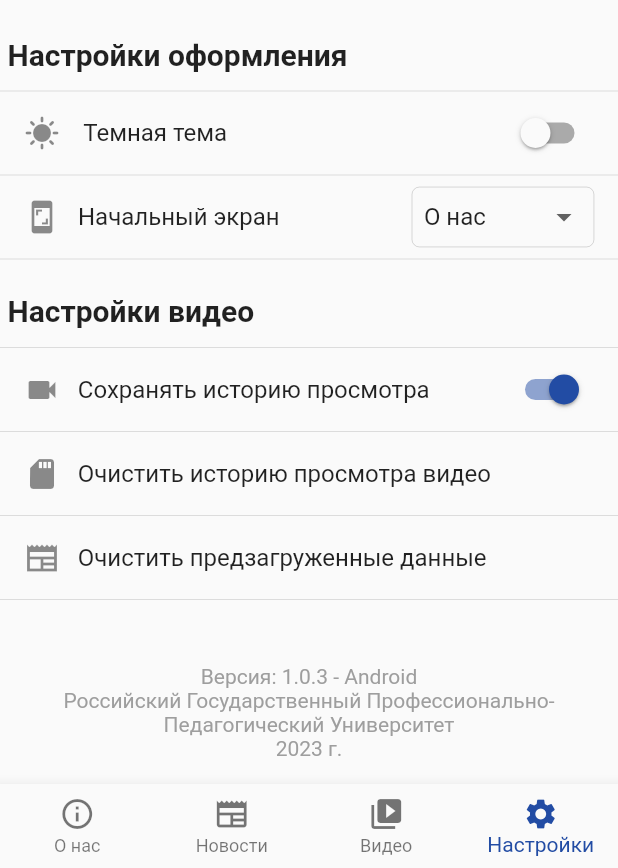
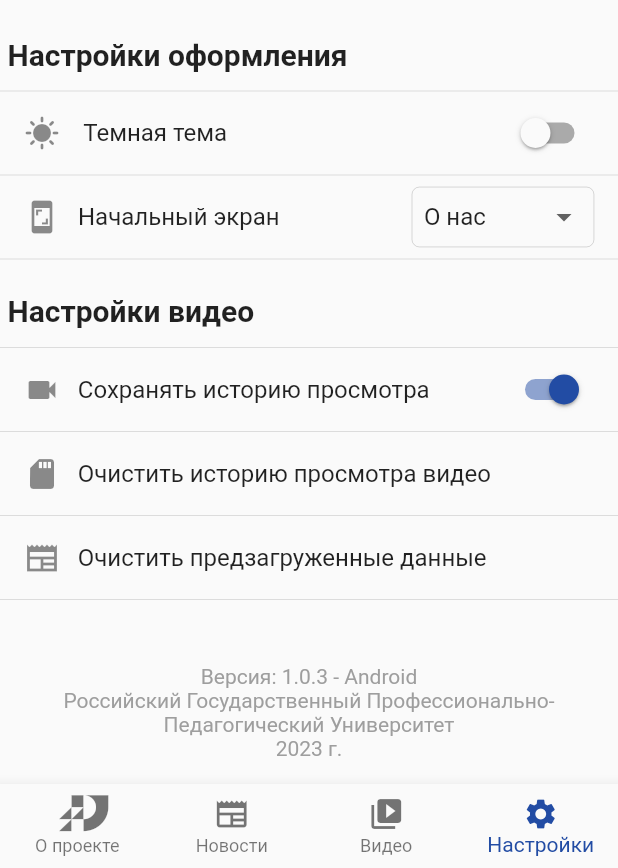
Before and after one commit to themickey03/OpenUniversityRSVPU, a Flutter app: the screen it shows after launch, item 4 of the bottom bar chosen, on a phone screen of 412 x 824 dp, the part 368-1236 px from its top. Run offline on Flutter 3.47's test engine with Material 2 defaults, Android fonts, the phone set to English and light mode, and no system bars; our stand-ins replace animated_splash_screen, better_player, cached_network_image, easy_search_bar, flutter_widget_from_html, package_info_plus and 3 more; network calls fail.

Commit message:
redesign icon and text of first tab

```diff
--- a/lib/About/about_widget.dart
+++ b/lib/About/about_widget.dart
@@ -35,7 +35,7 @@ class _AboutWidgetState extends State<AboutWidget> {
               : ThemeData.dark().primaryColor,
           title: const Align(
               alignment: Alignment.centerLeft,
-              child: Text("О нас", style: TextStyle(fontSize: 24))),
+              child: Text("О проекте", style: TextStyle(fontSize: 24))),
           elevation: 0,
         ),
         body: Center(
--- a/lib/main_widget.dart
+++ b/lib/main_widget.dart
@@ -4,6 +4,7 @@ import 'News/news_widget.dart';
 import 'Videos/video_widget_entrypoint.dart';
 import 'About/about_widget.dart';
 import 'Settings/settings_widget.dart';
+import 'package:open_university_rsvpu/Tech/rsvpu_icon_class_icons.dart';
 
 class MainWidget extends StatefulWidget {
   const MainWidget({Key? key}) : super(key: key);
@@ -56,8 +57,8 @@ class _WithMainWidgetState extends State<MainWidget> {
         type: BottomNavigationBarType.fixed,
         items: const <BottomNavigationBarItem>[
           BottomNavigationBarItem(
-            icon: Icon(Icons.info_outline),
-            label: 'О нас',
+            icon: Icon(RsvpuIconClass.universityLogo),
+            label: 'О проекте',
           ),
           BottomNavigationBarItem(
             icon: Icon(Icons.newspaper),
```
